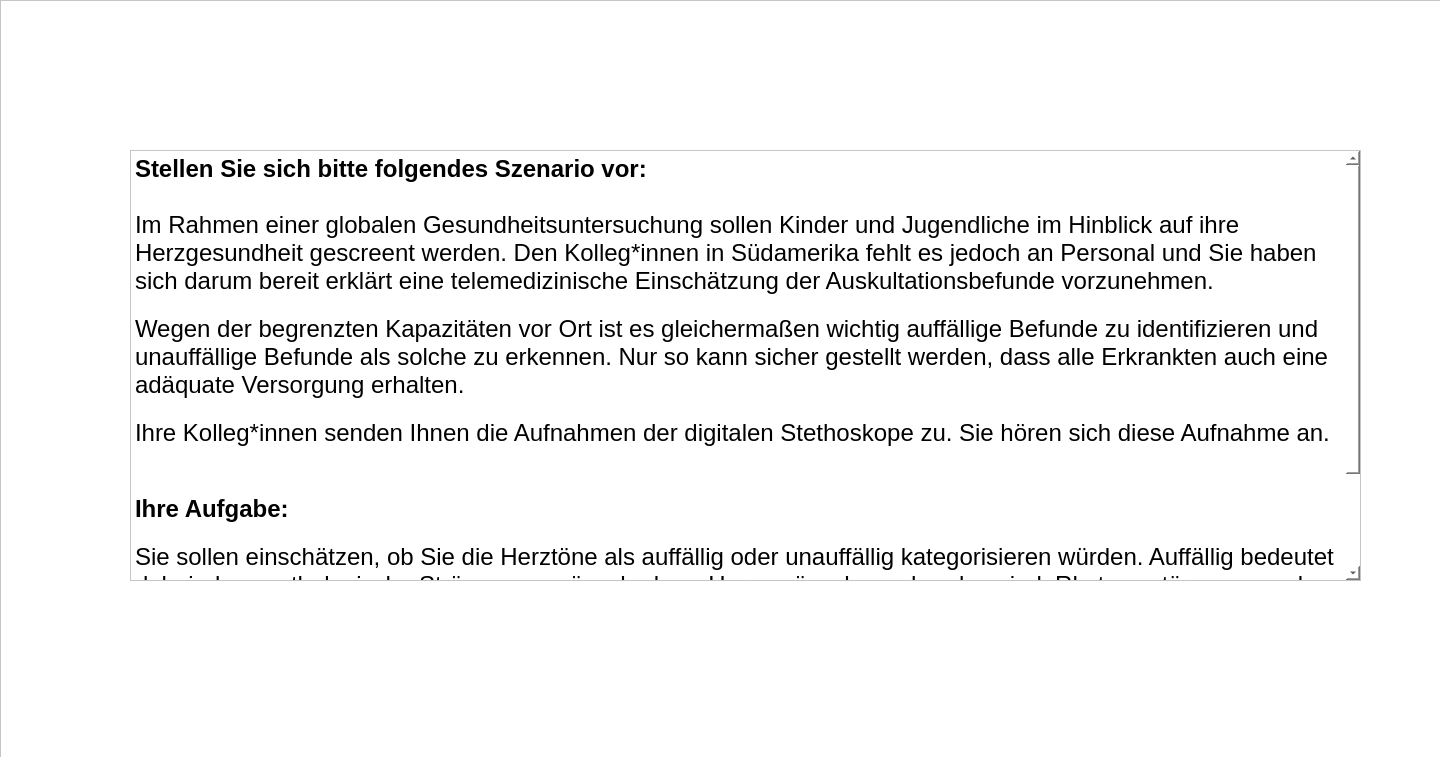
Before: the Qt Designer form forms/instructions1.ui in IKI-Lab/auscultation_AI_noise_exp, drawn with Qt 5.
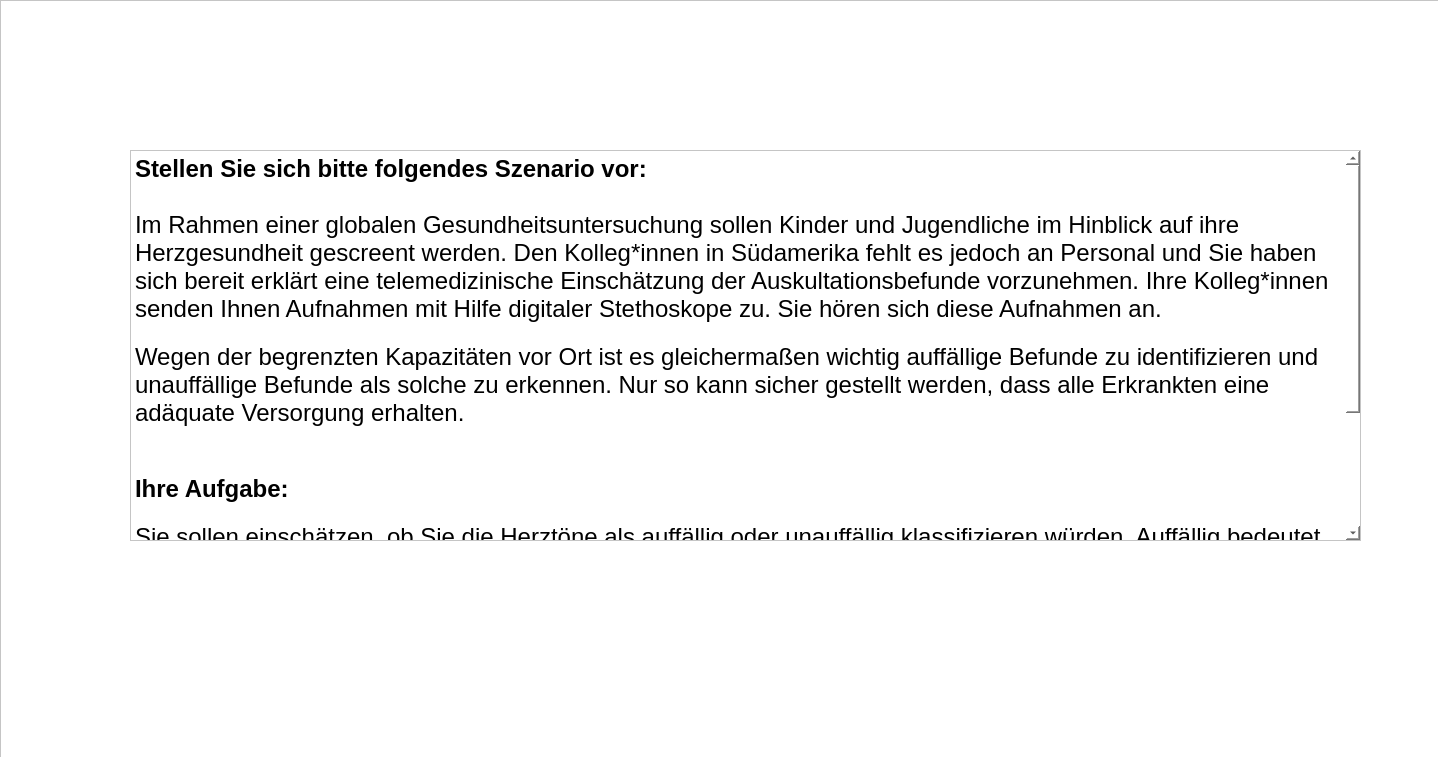
After: the same form once the commit is applied.

The edit to the form file:
```diff
--- a/forms/instructions1.ui
+++ b/forms/instructions1.ui
@@ -6,7 +6,7 @@
    <rect>
     <x>0</x>
     <y>0</y>
-    <width>1440</width>
+    <width>1438</width>
     <height>757</height>
    </rect>
   </property>
@@ -65,7 +65,7 @@
       <x>130</x>
       <y>150</y>
       <width>1231</width>
-      <height>431</height>
+      <height>391</height>
      </rect>
     </property>
     <property name="html">
@@ -75,13 +75,11 @@
 &lt;/style&gt;&lt;/head&gt;&lt;body style=&quot; font-family:'.AppleSystemUIFont'; font-size:13pt; font-weight:400; font-style:normal;&quot;&gt;
 &lt;p style=&quot; margin-top:0px; margin-bottom:0px; margin-left:0px; margin-right:0px; -qt-block-indent:0; text-indent:0px;&quot;&gt;&lt;span style=&quot; font-family:'Helvetica Neue'; font-size:18pt; font-weight:600;&quot;&gt;Stellen Sie sich bitte folgendes Szenario vor:&lt;/span&gt;&lt;/p&gt;
 &lt;p style=&quot;-qt-paragraph-type:empty; margin-top:0px; margin-bottom:0px; margin-left:0px; margin-right:0px; -qt-block-indent:0; text-indent:0px; font-family:'Helvetica Neue'; font-size:18pt; font-weight:600;&quot;&gt;&lt;br /&gt;&lt;/p&gt;
-&lt;p style=&quot; margin-top:0px; margin-bottom:0px; margin-left:0px; margin-right:0px; -qt-block-indent:0; text-indent:0px;&quot;&gt;&lt;span style=&quot; font-family:'Helvetica Neue'; font-size:18pt;&quot;&gt;Im Rahmen einer globalen Gesundheitsuntersuchung sollen Kinder und Jugendliche im Hinblick auf ihre Herzgesundheit gescreent werden. Den Kolleg*innen in Südamerika fehlt es jedoch an Personal und Sie haben sich darum bereit erklärt eine telemedizinische Einschätzung der Auskultationsbefunde vorzunehmen.&lt;br /&gt;&lt;/span&gt;&lt;/p&gt;
-&lt;p style=&quot; margin-top:0px; margin-bottom:0px; margin-left:0px; margin-right:0px; -qt-block-indent:0; text-indent:0px;&quot;&gt;&lt;span style=&quot; font-family:'Helvetica Neue'; font-size:18pt;&quot;&gt;Wegen der begrenzten Kapazitäten vor Ort ist es gleichermaßen wichtig auffällige Befunde zu identifizieren und unauffällige Befunde als solche zu erkennen. Nur so kann sicher gestellt werden, dass alle Erkrankten auch eine adäquate Versorgung erhalten.&lt;br /&gt;&lt;/span&gt;&lt;/p&gt;
-&lt;p style=&quot; margin-top:0px; margin-bottom:0px; margin-left:0px; margin-right:0px; -qt-block-indent:0; text-indent:0px;&quot;&gt;&lt;span style=&quot; font-family:'Helvetica Neue'; font-size:18pt;&quot;&gt;Ihre Kolleg*innen senden Ihnen die Aufnahmen der digitalen Stethoskope zu. Sie hören sich diese Aufnahme an.&lt;/span&gt;&lt;/p&gt;
-&lt;p style=&quot; margin-top:0px; margin-bottom:0px; margin-left:0px; margin-right:0px; -qt-block-indent:0; text-indent:0px;&quot;&gt;&lt;span style=&quot; font-family:'Helvetica Neue'; font-size:18pt;&quot;&gt;&lt;br /&gt;&lt;/span&gt;&lt;/p&gt;
+&lt;p style=&quot; margin-top:0px; margin-bottom:0px; margin-left:0px; margin-right:0px; -qt-block-indent:0; text-indent:0px;&quot;&gt;&lt;span style=&quot; font-family:'Helvetica Neue'; font-size:18pt;&quot;&gt;Im Rahmen einer globalen Gesundheitsuntersuchung sollen Kinder und Jugendliche im Hinblick auf ihre Herzgesundheit gescreent werden. Den Kolleg*innen in Südamerika fehlt es jedoch an Personal und Sie haben sich bereit erklärt eine telemedizinische Einschätzung der Auskultationsbefunde vorzunehmen. Ihre Kolleg*innen senden Ihnen Aufnahmen mit Hilfe digitaler Stethoskope zu. Sie hören sich diese Aufnahmen an.&lt;br /&gt;&lt;/span&gt;&lt;/p&gt;
+&lt;p style=&quot; margin-top:0px; margin-bottom:0px; margin-left:0px; margin-right:0px; -qt-block-indent:0; text-indent:0px;&quot;&gt;&lt;span style=&quot; font-family:'Helvetica Neue'; font-size:18pt;&quot;&gt;Wegen der begrenzten Kapazitäten vor Ort ist es gleichermaßen wichtig auffällige Befunde zu identifizieren und unauffällige Befunde als solche zu erkennen. Nur so kann sicher gestellt werden, dass alle Erkrankten eine adäquate Versorgung erhalten.&lt;br /&gt;&lt;br /&gt;&lt;/span&gt;&lt;/p&gt;
 &lt;p style=&quot; margin-top:0px; margin-bottom:0px; margin-left:0px; margin-right:0px; -qt-block-indent:0; text-indent:0px;&quot;&gt;&lt;span style=&quot; font-family:'Helvetica Neue'; font-size:18pt; font-weight:600;&quot;&gt;Ihre Aufgabe:&lt;/span&gt;&lt;span style=&quot; font-family:'Helvetica Neue'; font-size:18pt;&quot;&gt;&lt;br /&gt;&lt;/span&gt;&lt;/p&gt;
-&lt;p style=&quot; margin-top:0px; margin-bottom:0px; margin-left:0px; margin-right:0px; -qt-block-indent:0; text-indent:0px;&quot;&gt;&lt;span style=&quot; font-family:'Helvetica Neue'; font-size:18pt;&quot;&gt;Sie sollen einschätzen, ob Sie die Herztöne als auffällig oder unauffällig kategorisieren würden. Auffällig bedeutet dabei, dass pathologische Strömungsgeräusche bzw. Herzgeräusche vorhanden sind. Rhytmusstörungen und Tachykardien bzw. Bradykardien werden im Rahmen dieser Studie nicht als auffällig klassifiziert.&lt;br /&gt;&lt;/span&gt;&lt;/p&gt;
-&lt;p style=&quot; margin-top:0px; margin-bottom:0px; margin-left:0px; margin-right:0px; -qt-block-indent:0; text-indent:0px;&quot;&gt;&lt;span style=&quot; font-family:'Helvetica Neue'; font-size:18pt;&quot;&gt;Im Folgenden erhalten Sie noch Informationen über den Ablauf der Befundung und ein digitales System zur Auskultation, welches Ihnen als Unterstützung zur Verfügung gestellt wird. Lesen Sie diese bitte gründlich!&lt;/span&gt;&lt;span style=&quot; font-size:18pt;&quot;&gt; &lt;/span&gt;&lt;/p&gt;&lt;/body&gt;&lt;/html&gt;</string>
+&lt;p style=&quot; margin-top:0px; margin-bottom:0px; margin-left:0px; margin-right:0px; -qt-block-indent:0; text-indent:0px;&quot;&gt;&lt;span style=&quot; font-family:'Helvetica Neue'; font-size:18pt;&quot;&gt;Sie sollen einschätzen, ob Sie die Herztöne als auffällig oder unauffällig klassifizieren würden. Auffällig bedeutet dabei, dass pathologische Strömungsgeräusche bzw. Herzgeräusche vorhanden sind. Rhytmusstörungen und Tachykardien bzw. Bradykardien werden im Rahmen dieser Studie nicht als auffällig klassifiziert.&lt;br /&gt;&lt;/span&gt;&lt;/p&gt;
+&lt;p style=&quot; margin-top:0px; margin-bottom:0px; margin-left:0px; margin-right:0px; -qt-block-indent:0; text-indent:0px;&quot;&gt;&lt;span style=&quot; font-family:'Helvetica Neue'; font-size:18pt;&quot;&gt;Im Folgenden erhalten Sie noch Informationen über den Experimentalablauf und ein Assistenzsystem zur digitalen Auskultation, welches Ihnen als Unterstützung zur Verfügung gestellt wird. Lesen Sie diese bitte gründlich!&lt;/span&gt;&lt;span style=&quot; font-size:18pt;&quot;&gt; &lt;/span&gt;&lt;/p&gt;&lt;/body&gt;&lt;/html&gt;</string>
     </property>
    </widget>
   </widget>
```
